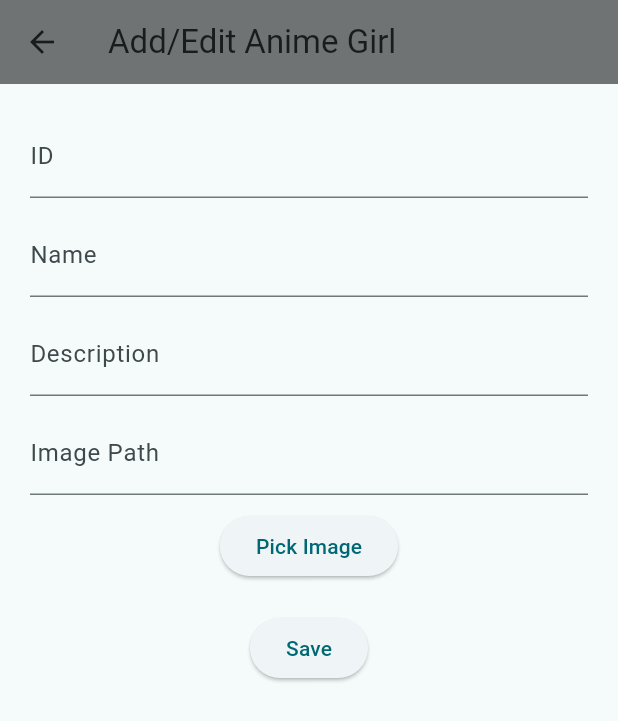
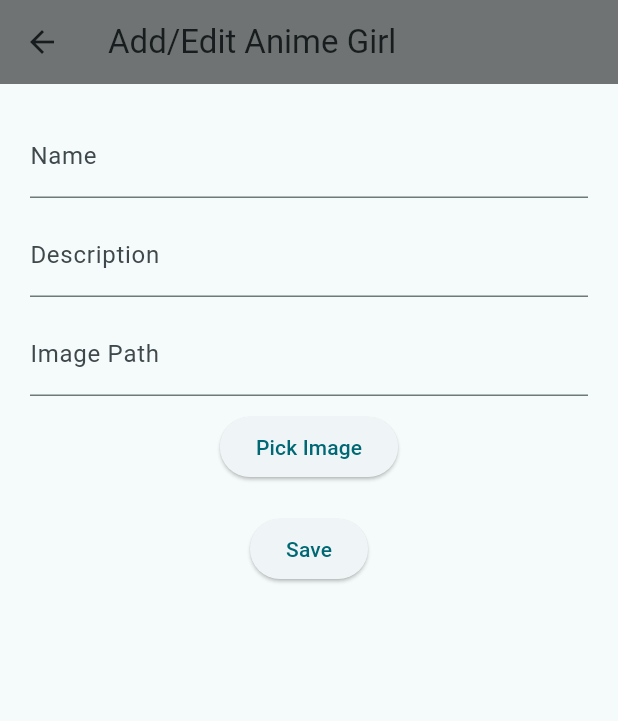
Before and after one commit to Ferru5Manus/pr4, a Flutter app: the EditAnimeGirlPage screen opened directly with empty values, on a phone screen of 412 x 824 dp. Shown: the top 721 px of the screen. Run offline on Flutter 3.47's test engine with Material 3 defaults, Android fonts, the phone set to English and light mode, and no system bars; our stand-ins replace file_picker.

```diff
--- a/lib/pages/edit_animegirl_page.dart
+++ b/lib/pages/edit_animegirl_page.dart
@@ -14,7 +14,6 @@ class EditAnimeGirlPage extends StatefulWidget {
 }
 
 class _EditAnimeGirlPageState extends State<EditAnimeGirlPage> {
-  late TextEditingController _idController;
   late TextEditingController _nameController;
   late TextEditingController _descriptionController;
   late TextEditingController _imagePathController;
@@ -24,7 +23,6 @@ class _EditAnimeGirlPageState extends State<EditAnimeGirlPage> {
   @override
   void initState() {
     super.initState();
-    _idController = TextEditingController(text: widget.animeGirl?.id ?? '');
     _nameController = TextEditingController(text: widget.animeGirl?.name ?? '');
     _descriptionController = TextEditingController(text: widget.animeGirl?.description ?? '');
     _imagePathController = TextEditingController(text: widget.animeGirl?.imagePath ?? '');
@@ -32,7 +30,6 @@ class _EditAnimeGirlPageState extends State<EditAnimeGirlPage> {
 
   @override
   void dispose() {
-    _idController.dispose();
     _nameController.dispose();
     _descriptionController.dispose();
     _imagePathController.dispose();
@@ -51,8 +48,9 @@ class _EditAnimeGirlPageState extends State<EditAnimeGirlPage> {
   }
 
   void _save() {
+    final id = widget.animeGirl?.id ?? DateTime.now().millisecondsSinceEpoch.toString();
     final AnimeGirl animeGirl = AnimeGirl(
-      id: _idController.text,
+      id: id,
       name: _nameController.text,
       description: _descriptionController.text,
       imagePath: _imagePathController.text,
@@ -73,11 +71,6 @@ class _EditAnimeGirlPageState extends State<EditAnimeGirlPage> {
         padding: const EdgeInsets.all(20.0),
         child: Column(
           children: [
-            TextField(
-              controller: _idController,
-              decoration: const InputDecoration(labelText: 'ID'),
-            ),
-            const SizedBox(height: 10),
             TextField(
               controller: _nameController,
               decoration: const InputDecoration(labelText: 'Name'),
```
